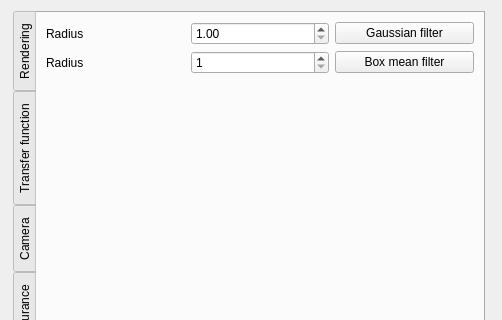
The window that starviewer/src/extensions/playground/experimental3d/qexperimental3dextensionbase.ui (starviewer-medical/starviewer) describes before a commit, drawn with Qt 5; both pictures show x 0 to 502 and y 0 to 320 of the 502 by 794 pixel window.
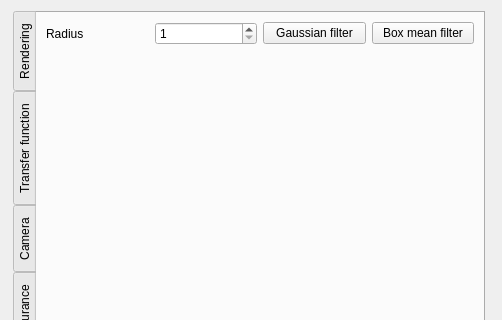
The same window after the commit. The open tabs and pages were chosen to show the change. Custom widgets are drawn as their Qt base class.

Patch:
```diff
--- a/starviewer/src/extensions/playground/experimental3d/qexperimental3dextensionbase.ui
+++ b/starviewer/src/extensions/playground/experimental3d/qexperimental3dextensionbase.ui
@@ -2787,35 +2787,7 @@
           </widget>
          </item>
          <item>
-          <widget class="QDoubleSpinBox" name="m_filteringGaussianRadiusDoubleSpinBox">
-           <property name="minimum">
-            <double>1.000000000000000</double>
-           </property>
-           <property name="maximum">
-            <double>10.000000000000000</double>
-           </property>
-          </widget>
-         </item>
-         <item>
-          <widget class="QPushButton" name="m_filteringGaussianPushButton">
-           <property name="text">
-            <string>Gaussian filter</string>
-           </property>
-          </widget>
-         </item>
-        </layout>
-       </item>
-       <item>
-        <layout class="QHBoxLayout" name="horizontalLayout_52">
-         <item>
-          <widget class="QLabel" name="m_filteringBoxMeanRadiusLabel">
-           <property name="text">
-            <string>Radius</string>
-           </property>
-          </widget>
-         </item>
-         <item>
-          <widget class="QSpinBox" name="m_filteringBoxMeanRadiusSpinBox">
+          <widget class="QSpinBox" name="m_filteringRadiusSpinBox">
            <property name="minimum">
             <number>1</number>
            </property>
@@ -2824,6 +2796,13 @@
            </property>
           </widget>
          </item>
+         <item>
+          <widget class="QPushButton" name="m_filteringGaussianPushButton">
+           <property name="text">
+            <string>Gaussian filter</string>
+           </property>
+          </widget>
+         </item>
          <item>
           <widget class="QPushButton" name="m_filteringBoxMeanPushButton">
            <property name="text">
```
Left out of the diff: 2 changed lines with no effect on the pictures.
